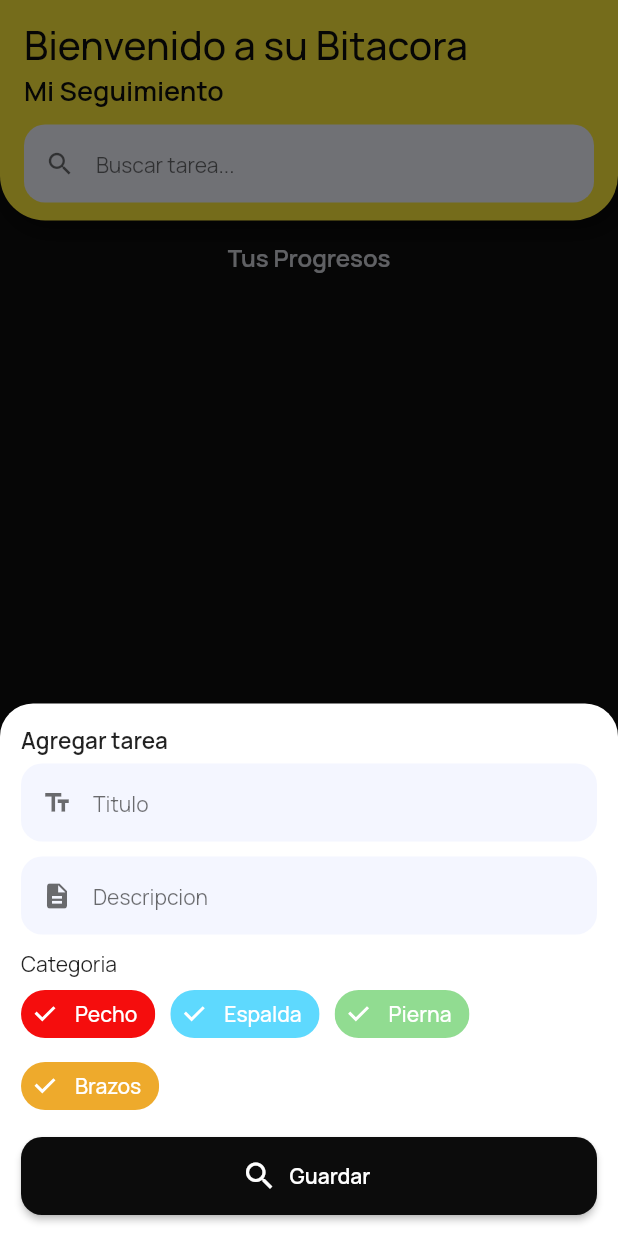
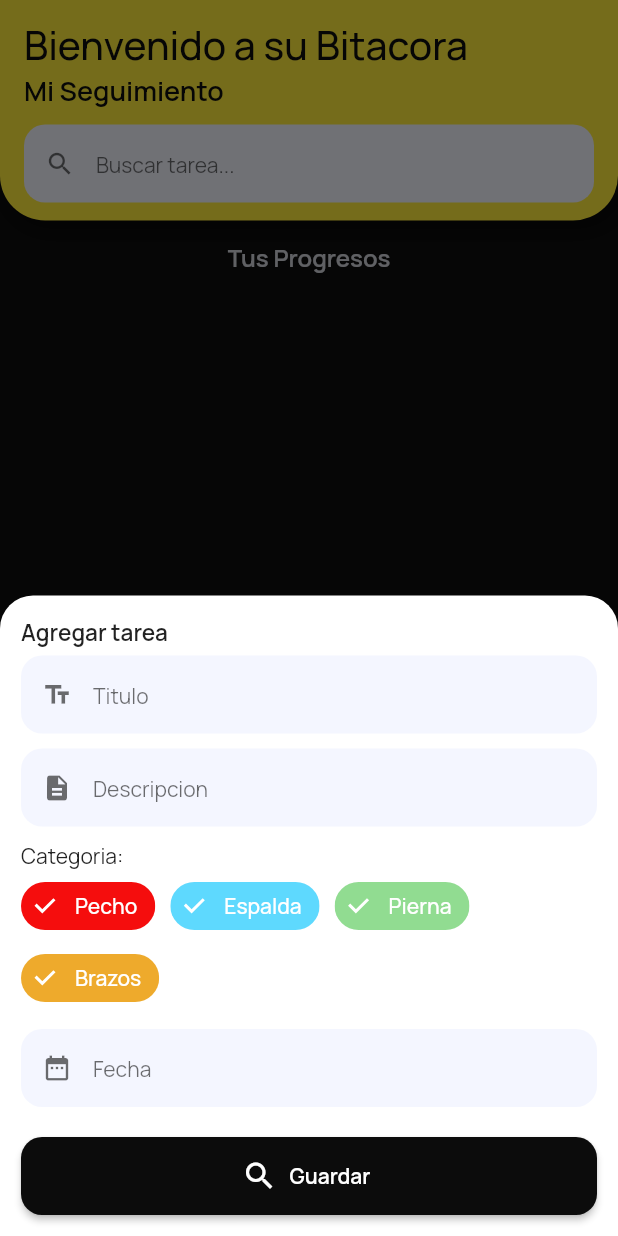
Before and after one commit to rexnike/bitacora, a Flutter app: the screen it shows after launch, after a tap on "Nuevo Progreso", on a phone screen of 412 x 824 dp. Run offline on Flutter 3.47's test engine with Material 2 defaults, Android fonts, the phone set to English and light mode, and no system bars; our stand-ins replace cloud_firestore, firebase_core, google_fonts; accounts and stored records are empty.

Commit message:
trece comit

```diff
--- a/lib/pages/home_page.dart
+++ b/lib/pages/home_page.dart
@@ -4,6 +4,7 @@ import 'package:bitacora/ui/general/colors.dart';
 import 'package:bitacora/ui/widgets/button_normal_widget.dart';
 import 'package:bitacora/ui/widgets/general_widgets.dart';
 import 'package:bitacora/ui/widgets/item_task_widget.dart';
+import 'package:bitacora/ui/widgets/task_form_widget.dart';
 import 'package:bitacora/ui/widgets/textfield_normal_widget.dart';
 import 'package:cloud_firestore/cloud_firestore.dart';
 import 'package:flutter/material.dart';
@@ -18,94 +19,7 @@ class HomePage extends StatelessWidget {
       context: context,
       backgroundColor: Colors.transparent,
       builder: (BuildContext context){
-        return Container(
-          padding: const EdgeInsets.all(14.0),
-          decoration: BoxDecoration(
-            color: Colors.white,
-            borderRadius: BorderRadius.only(
-              topLeft: Radius.circular(22.0),
-              topRight: Radius.circular(22.0),
-              ),
-          ),
-          child: Column(
-            crossAxisAlignment: CrossAxisAlignment.start,
-            mainAxisSize: MainAxisSize.min,
-            children: [
-              Text("Agregar tarea",
-              style: TextStyle(
-                fontWeight: FontWeight.w600,
-                fontSize: 15.0,
-              ),
-            ),
-
-            divider6(),
-            TextFieldNormalhWidget(
-              hintText: "Titulo",
-              icon: Icons.text_fields,
-            ),
-
-            divider10(),
-            TextFieldNormalhWidget(
-              hintText: "Descripcion",
-              icon: Icons.description,
-            ),
-
-            divider10(),
-            Text("Categoria"),
-            Wrap(
-              crossAxisAlignment: WrapCrossAlignment.start,
-              runAlignment: WrapAlignment.start,
-              spacing: 10.0,
-              children: [
-                FilterChip(
-              selected: true,
-              selectedColor: categoryColor["Pecho"],
-              checkmarkColor: Colors.white,
-              labelStyle: TextStyle(
-                color: Colors.white,
-              ),
-              label: Text("Pecho"),
-              onSelected: (bool value){},
-            ),
-            FilterChip(
-              selected: true,
-              selectedColor: categoryColor["Espalda"],
-              checkmarkColor: Colors.white,
-              labelStyle: TextStyle(
-                color: Colors.white,
-              ),
-              label: Text("Espalda"),
-              onSelected: (bool value){},
-            ),
-            FilterChip(
-              selected: true,
-              selectedColor: categoryColor["Pierna"],
-              checkmarkColor: Colors.white,
-              labelStyle: TextStyle(
-                color: Colors.white,
-              ),
-              label: Text("Pierna"),
-              onSelected: (bool value){},
-            ),
-            FilterChip(
-              selected: true,
-              selectedColor: categoryColor["Brazos"],
-              checkmarkColor: Colors.white,
-              labelStyle: TextStyle(
-                color: Colors.white,
-              ),
-              label: Text("Brazos"),
-              onSelected: (bool value){},
-            ),
-              ],
-            ),
-
-            divider10(),
-            ButtonNormalWidget(),
-
-            ],
-          ),
-         );
+        return TaskFormWidget();
         }
       );
   }
--- /dev/null
+++ b/lib/ui/widgets/task_form_widget.dart
@@ -0,0 +1,147 @@
+
+import 'package:bitacora/ui/general/colors.dart';
+import 'package:bitacora/ui/widgets/button_normal_widget.dart';
+import 'package:bitacora/ui/widgets/general_widgets.dart';
+import 'package:bitacora/ui/widgets/textfield_normal_widget.dart';
+import 'package:flutter/material.dart';
+
+class TaskFormWidget extends StatefulWidget {
+  const TaskFormWidget({super.key});
+
+  @override
+  State<TaskFormWidget> createState() => _TaskFormWidgetState();
+}
+
+class _TaskFormWidgetState extends State<TaskFormWidget> {
+
+  showSelectDate()async{
+    DateTime? datetime = await showDatePicker(
+      context: context,
+        initialDate: DateTime.now(),
+        firstDate: DateTime(2022),
+        lastDate: DateTime(2030),
+        cancelText: "Cancelar",
+        confirmText: "Aceptar",
+        helpText: "Seleccionar Fecha",
+        builder: (BuildContext context, Widget? widget){
+          return Theme(
+            data: ThemeData.dark().copyWith(
+              dialogBackgroundColor: Colors.white,
+              dialogTheme: DialogTheme(
+                elevation: 0,
+                backgroundColor: kBrandSecundatyColor,
+                shape: RoundedRectangleBorder(
+                  borderRadius: BorderRadius.circular(14.0),
+                ),
+              ),
+              colorScheme: ColorScheme.light(
+                primary: kBrandPrimaryColor,
+              ),
+            ),
+            child: widget!,
+            );
+          },
+        );
+  }
+
+  @override
+  Widget build(BuildContext context) {
+    return Container(
+          padding: const EdgeInsets.all(14.0),
+          decoration: BoxDecoration(
+            color: Colors.white,
+            borderRadius: BorderRadius.only(
+              topLeft: Radius.circular(22.0),
+              topRight: Radius.circular(22.0),
+              ),
+          ),
+          child: Column(
+            crossAxisAlignment: CrossAxisAlignment.start,
+            mainAxisSize: MainAxisSize.min,
+            children: [
+            Text("Agregar tarea",
+              style: TextStyle(
+                fontWeight: FontWeight.w600,
+                fontSize: 15.0,
+              ),
+            ),
+
+            divider6(),
+            TextFieldNormalhWidget(
+              hintText: "Titulo",
+              icon: Icons.text_fields,
+            ),
+
+            divider10(),
+            TextFieldNormalhWidget(
+              hintText: "Descripcion",
+              icon: Icons.description,
+            ),
+
+            divider10(),
+            Text("Categoria:"),
+            Wrap(
+              crossAxisAlignment: WrapCrossAlignment.start,
+              runAlignment: WrapAlignment.start,
+              spacing: 10.0,
+              children: [
+                FilterChip(
+              selected: true,
+              selectedColor: categoryColor["Pecho"],
+              checkmarkColor: Colors.white,
+              labelStyle: TextStyle(
+                color: Colors.white,
+              ),
+              label: Text("Pecho"),
+              onSelected: (bool value){},
+            ),
+            FilterChip(
+              selected: true,
+              selectedColor: categoryColor["Espalda"],
+              checkmarkColor: Colors.white,
+              labelStyle: TextStyle(
+                color: Colors.white,
+              ),
+              label: Text("Espalda"),
+              onSelected: (bool value){},
+            ),
+            FilterChip(
+              selected: true,
+              selectedColor: categoryColor["Pierna"],
+              checkmarkColor: Colors.white,
+              labelStyle: TextStyle(
+                color: Colors.white,
+              ),
+              label: Text("Pierna"),
+              onSelected: (bool value){},
+            ),
+            FilterChip(
+              selected: true,
+              selectedColor: categoryColor["Brazos"],
+              checkmarkColor: Colors.white,
+              labelStyle: TextStyle(
+                color: Colors.white,
+              ),
+              label: Text("Brazos"),
+              onSelected: (bool value){},
+            ),
+              ],
+            ),
+
+            divider10(),
+            TextFieldNormalhWidget(
+              hintText: "Fecha",
+              icon: Icons.date_range,
+              onTap: (){
+                showSelectDate();
+                },
+              ),
+
+            divider20(),
+            ButtonNormalWidget(),
+
+            ],
+          ),
+         );
+  }
+}
--- a/lib/ui/widgets/textfield_normal_widget.dart
+++ b/lib/ui/widgets/textfield_normal_widget.dart
@@ -6,15 +6,19 @@ class TextFieldNormalhWidget extends StatelessWidget {
 
   String hintText;
   IconData icon;
+  Function? onTap;
 
   TextFieldNormalhWidget({
     required this.hintText,
-    required this.icon
+    required this.icon,
+    this.onTap,
   });
 
   @override
   Widget build(BuildContext context) {
     return TextField(
+                    onTap: onTap != null ? (){onTap!();} : null,
+                    readOnly: onTap != null ? true : false,
                     decoration: InputDecoration(
                     contentPadding: const EdgeInsets.symmetric(horizontal: 12.0, vertical: 15.0),
                       prefixIcon: Icon(
```
